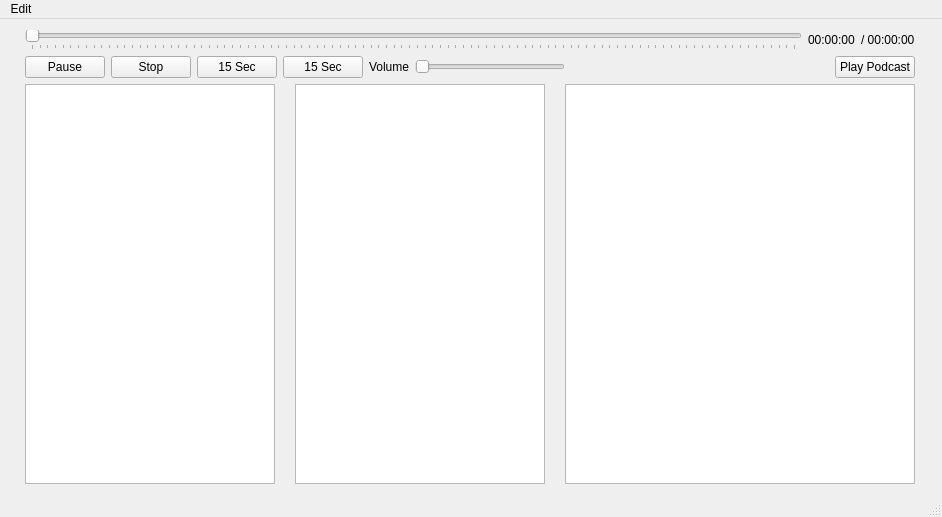
This is mainwindow.ui in pureooze/PodcastFeed as Qt 5 draws it before an edit. The edited form follows.
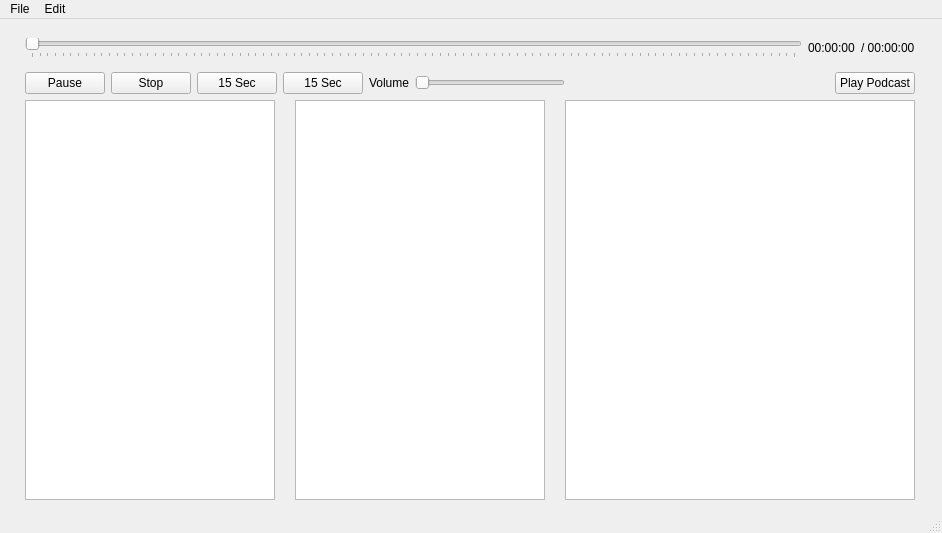
This is the edited form.

Commit message: Added quit from menubar

```diff
--- a/mainwindow.ui
+++ b/mainwindow.ui
@@ -7,7 +7,7 @@
     <x>0</x>
     <y>0</y>
     <width>942</width>
-    <height>517</height>
+    <height>533</height>
    </rect>
   </property>
   <property name="windowTitle">
@@ -213,7 +213,7 @@
      <x>0</x>
      <y>0</y>
      <width>942</width>
-     <height>21</height>
+     <height>26</height>
     </rect>
    </property>
    <widget class="QMenu" name="menuEdit">
@@ -231,6 +231,13 @@
     <addaction name="actionRefresh_Feed"/>
     <addaction name="actionRemove_Podcast"/>
    </widget>
+   <widget class="QMenu" name="menuFile">
+    <property name="title">
+     <string>File</string>
+    </property>
+    <addaction name="actionQuit"/>
+   </widget>
+   <addaction name="menuFile"/>
    <addaction name="menuEdit"/>
   </widget>
   <widget class="QStatusBar" name="statusBar"/>
```
Left out of the diff: 5 changed lines with no effect on the pictures. The commit also changes 2 other files.
